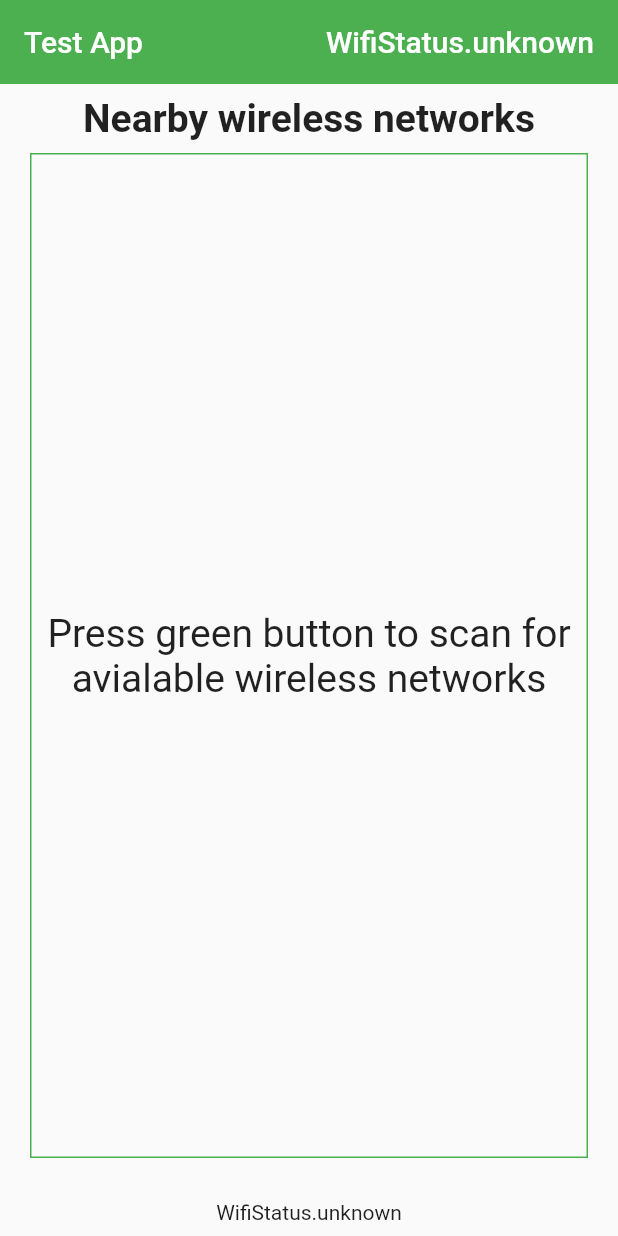
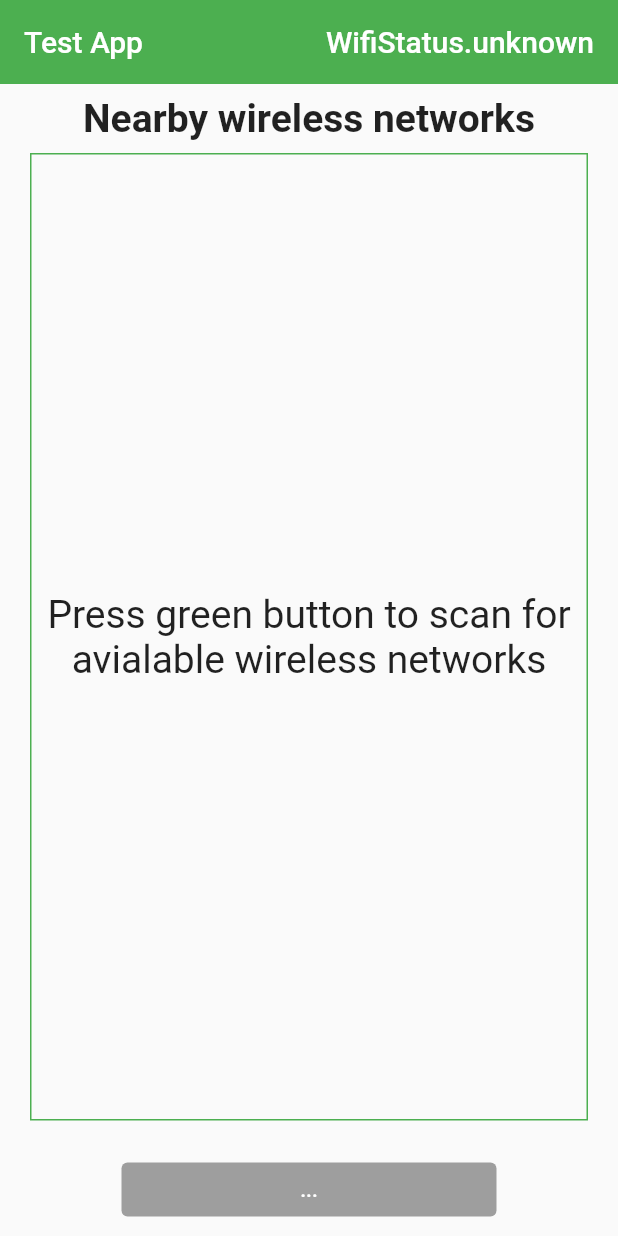
Before and after one commit to nukeolay/wifi_test_app, a Flutter app: the screen it shows after launch, after a tap on "Scan", on a phone screen of 412 x 824 dp. Run offline on Flutter 3.47's test engine with Material 2 defaults, Android fonts, the light colour scheme and no system bars; missing offline and left inert: wifi_iot, wifi_scan.

Commit message:
fixed unknown status info label

```diff
--- a/lib/widgets/buttons/main_button.dart
+++ b/lib/widgets/buttons/main_button.dart
@@ -44,6 +44,8 @@ class _MainButtonState extends State<MainButton> {
         return const InfoDummyButton(label: 'Disconnected');
       case WifiStatus.failed:
         return const InfoDummyButton(label: 'Press network to connect');
+      case WifiStatus.unknown:
+        return const InfoDummyButton(label: '...');
       default:
         return Text(_wifiService.serviceStatus.toString());
     }
```
